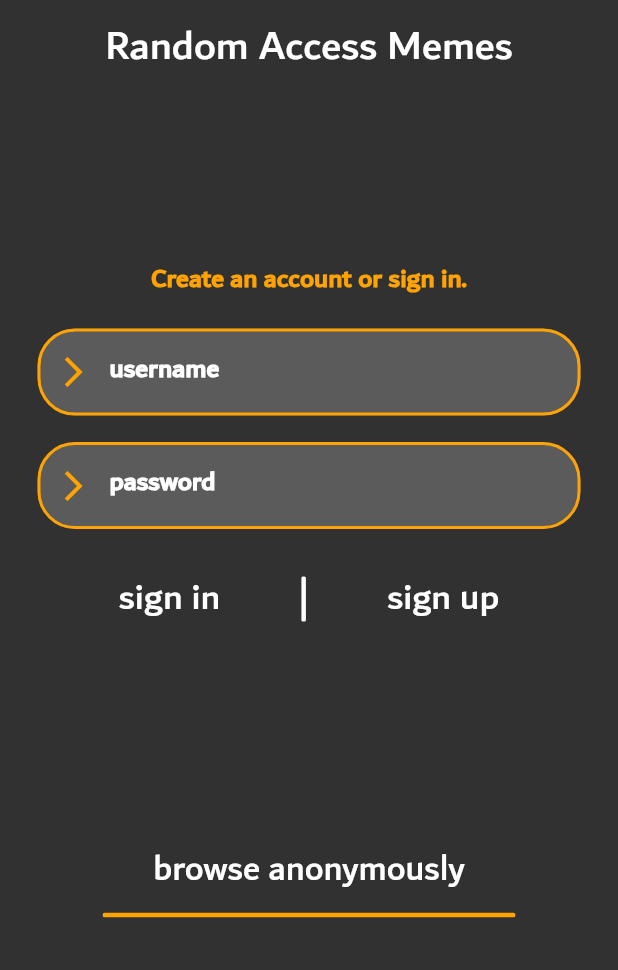
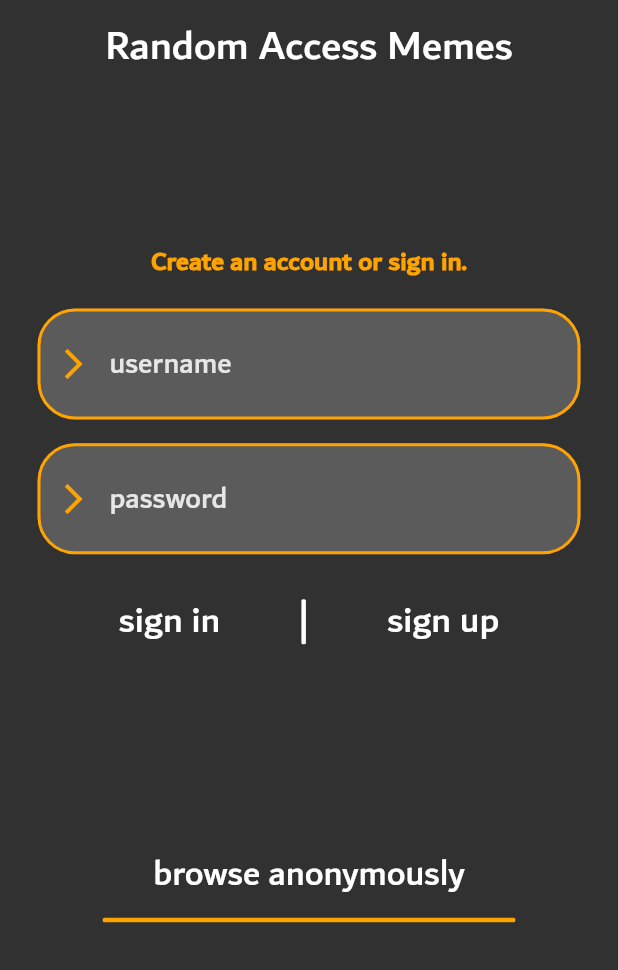
Before and after one commit to joshbacon/RAM, a Flutter app: the screen it shows after launch, on a phone screen of 412 x 824 dp, the part 266-1236 px from its top. Run offline on Flutter 3.47's test engine with Material 2 defaults, Android fonts, the phone set to English and light mode, and no system bars; our stand-ins replace custom_refresh_indicator, dotted_border, flutter_dotenv, image_picker, shared_preferences; missing offline and left inert: encrypt, flutter_masonry_view.

Commit message:
minor changes

```diff
--- a/lib/pages/login.dart
+++ b/lib/pages/login.dart
@@ -141,12 +141,7 @@ class _LoginPageState extends State<LoginPage> {
                     color: Theme.of(context).colorScheme.primary
                   ),
                   hintText: "username",
-                  hintStyle: const TextStyle(
-                    fontFamily: "dubai",
-                    color: Colors.white,
-                    fontWeight: FontWeight.bold,
-                    fontSize: 18,
-                  ),
+                  hintStyle: Theme.of(context).textTheme.bodyMedium,
                 ),
               ),
               const Spacer(flex: 1),
@@ -173,12 +168,7 @@ class _LoginPageState extends State<LoginPage> {
                     color: Theme.of(context).colorScheme.primary
                   ),
                   hintText: "password",
-                  hintStyle: const TextStyle(
-                    fontFamily: "dubai",
-                    color: Colors.white,
-                    fontWeight: FontWeight.bold,
-                    fontSize: 18,
-                  ),
+                  hintStyle: Theme.of(context).textTheme.bodyMedium,
                 ),
               ),
               const Spacer(flex: 1),
```
Also changed, not shown: lib/models/message.dart (+17 -8 lines).
